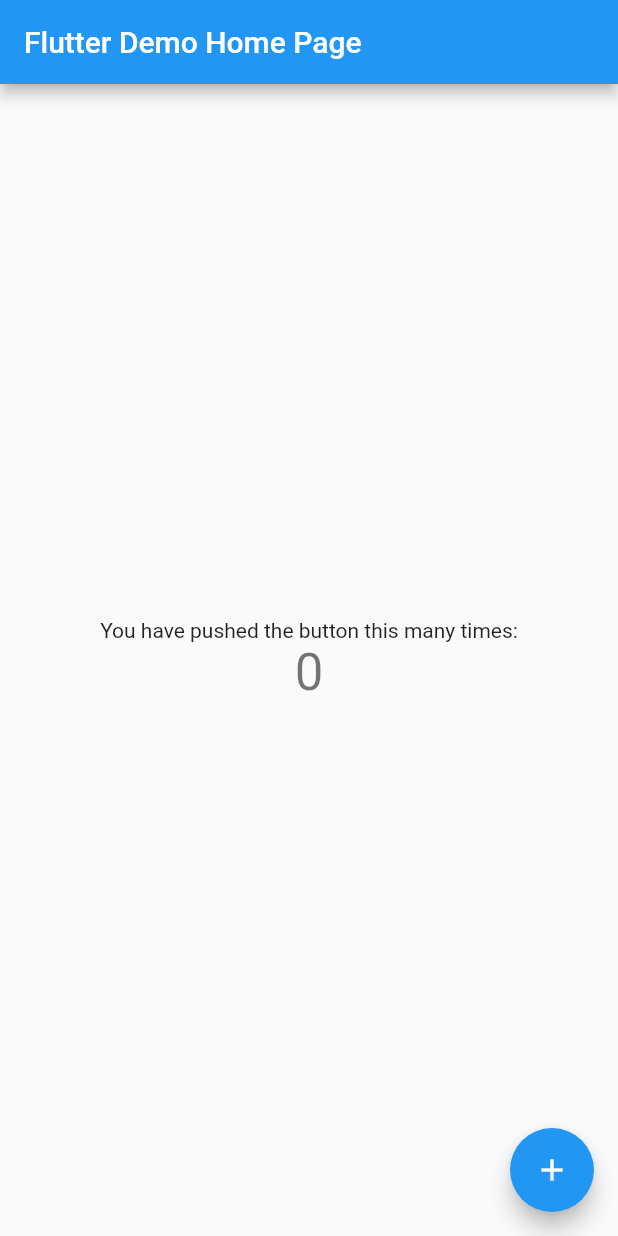
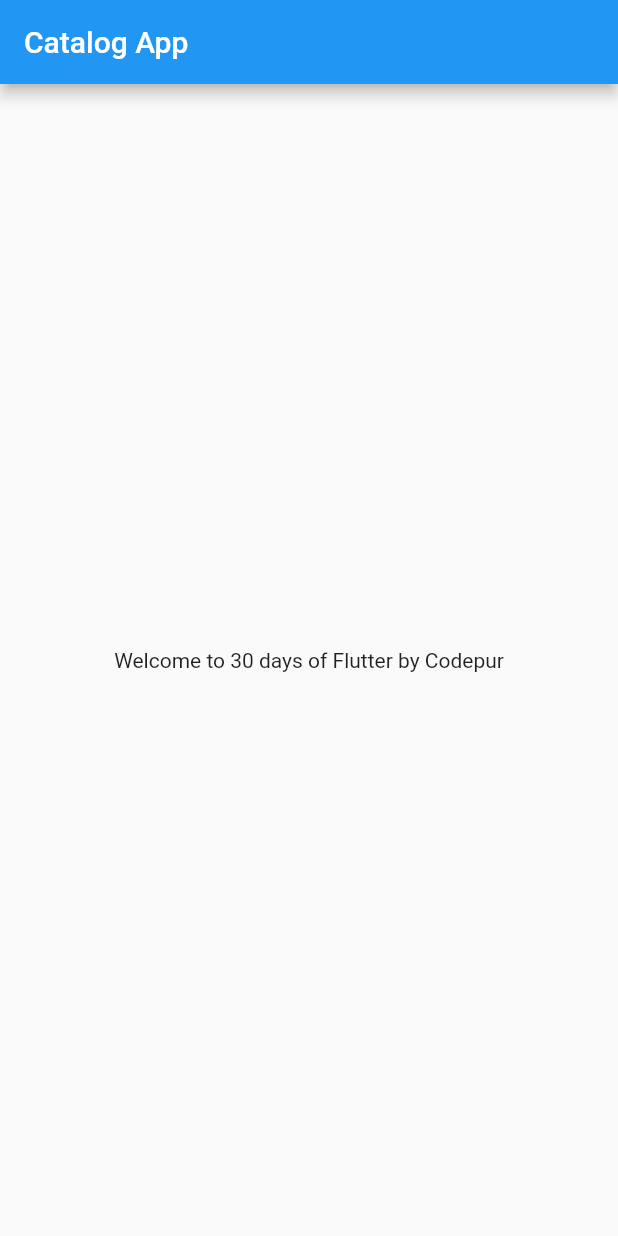
Before and after one commit to sktowsif/flutter-learing, a Flutter app: the screen it shows after launch, on a phone screen of 412 x 824 dp. Run offline on Flutter 3.47's test engine with Material 2 defaults, Android fonts, the phone set to English and light mode, and no system bars.

Commit message:
day 2 completted

```diff
--- /dev/null
+++ b/lib/home_page.dart
@@ -0,0 +1,22 @@
+import 'package:flutter/material.dart';
+
+class HomePage extends StatelessWidget {
+  const HomePage({Key? key}) : super(key: key);
+
+  final int _day = 30;
+  final String _name = 'Codepur';
+
+  @override
+  Widget build(BuildContext context) {
+    return Scaffold(
+      appBar: AppBar(
+        title: Text('Catalog App'),
+      ),
+      body: Center(
+        child: Container(
+          child: Text('Welcome to $_day days of Flutter by $_name'),
+        ),
+      ),
+    );
+  }
+}
--- a/lib/main.dart
+++ b/lib/main.dart
@@ -1,4 +1,5 @@
 import 'package:flutter/material.dart';
+import 'package:flutter_catalog/home_page.dart';
 
 void main() {
   runApp(const MyApp());
@@ -7,109 +8,120 @@ void main() {
 class MyApp extends StatelessWidget {
   const MyApp({Key? key}) : super(key: key);
 
-  // This widget is the root of your application.
   @override
   Widget build(BuildContext context) {
     return MaterialApp(
-      title: 'Flutter Demo',
-      theme: ThemeData(
-        // This is the theme of your application.
-        //
-        // Try running your application with "flutter run". You'll see the
-        // application has a blue toolbar. Then, without quitting the app, try
-        // changing the primarySwatch below to Colors.green and then invoke
-        // "hot reload" (press "r" in the console where you ran "flutter run",
-        // or simply save your changes to "hot reload" in a Flutter IDE).
-        // Notice that the counter didn't reset back to zero; the application
-        // is not restarted.
-        primarySwatch: Colors.blue,
-      ),
-      home: const MyHomePage(title: 'Flutter Demo Home Page'),
+      home: HomePage(),
     );
   }
 }
 
-class MyHomePage extends StatefulWidget {
-  const MyHomePage({Key? key, required this.title}) : super(key: key);
+// class MyApp extends StatelessWidget {
+//   const MyApp({Key? key}) : super(key: key);
 
-  // This widget is the home page of your application. It is stateful, meaning
-  // that it has a State object (defined below) that contains fields that affect
-  // how it looks.
+//   // This widget is the root of your application.
+//   @override
+//   Widget build(BuildContext context) {
+//     return MaterialApp(
+//       title: 'Flutter Demo',
+//       theme: ThemeData(
+//         // This is the theme of your application.
+//         //
+//         // Try running your application with "flutter run". You'll see the
+//         // application has a blue toolbar. Then, without quitting the app, try
+//         // changing the primarySwatch below to Colors.green and then invoke
+//         // "hot reload" (press "r" in the console where you ran "flutter run",
+//         // or simply save your changes to "hot reload" in a Flutter IDE).
+//         // Notice that the counter didn't reset back to zero; the application
+//         // is not restarted.
+//         primarySwatch: Colors.blue,
+//       ),
+//       home: const MyHomePage(title: 'Flutter Demo Home Page'),
+//     );
+//   }
+// }
 
-  // This class is the configuration for the state. It holds the values (in this
-  // case the title) provided by the parent (in this case the App widget) and
-  // used by the build method of the State. Fields in a Widget subclass are
-  // always marked "final".
+// class MyHomePage extends StatefulWidget {
+//   const MyHomePage({Key? key, required this.title}) : super(key: key);
 
-  final String title;
+//   // This widget is the home page of your application. It is stateful, meaning
+//   // that it has a State object (defined below) that contains fields that affect
+//   // how it looks.
 
-  @override
-  State<MyHomePage> createState() => _MyHomePageState();
-}
+//   // This class is the configuration for the state. It holds the values (in this
+//   // case the title) provided by the parent (in this case the App widget) and
+//   // used by the build method of the State. Fields in a Widget subclass are
+//   // always marked "final".
 
-class _MyHomePageState extends State<MyHomePage> {
-  int _counter = 0;
+//   final String title;
 
-  void _incrementCounter() {
-    setState(() {
-      // This call to setState tells the Flutter framework that something has
-      // changed in this State, which causes it to rerun the build method below
-      // so that the display can reflect the updated values. If we changed
-      // _counter without calling setState(), then the build method would not be
-      // called again, and so nothing would appear to happen.
-      _counter++;
-    });
-  }
+//   @override
+//   State<MyHomePage> createState() => _MyHomePageState();
+// }
 
-  @override
-  Widget build(BuildContext context) {
-    // This method is rerun every time setState is called, for instance as done
-    // by the _incrementCounter method above.
-    //
-    // The Flutter framework has been optimized to make rerunning build methods
-    // fast, so that you can just rebuild anything that needs updating rather
-    // than having to individually change instances of widgets.
-    return Scaffold(
-      appBar: AppBar(
-        // Here we take the value from the MyHomePage object that was created by
-        // the App.build method, and use it to set our appbar title.
-        title: Text(widget.title),
-      ),
-      body: Center(
-        // Center is a layout widget. It takes a single child and positions it
-        // in the middle of the parent.
-        child: Column(
-          // Column is also a layout widget. It takes a list of children and
-          // arranges them vertically. By default, it sizes itself to fit its
-          // children horizontally, and tries to be as tall as its parent.
-          //
-          // Invoke "debug painting" (press "p" in the console, choose the
-          // "Toggle Debug Paint" action from the Flutter Inspector in Android
-          // Studio, or the "Toggle Debug Paint" command in Visual Studio Code)
-          // to see the wireframe for each widget.
-          //
-          // Column has various properties to control how it sizes itself and
-          // how it positions its children. Here we use mainAxisAlignment to
-          // center the children vertically; the main axis here is the vertical
-          // axis because Columns are vertical (the cross axis would be
-          // horizontal).
-          mainAxisAlignment: MainAxisAlignment.center,
-          children: <Widget>[
-            const Text(
-              'You have pushed the button this many times:',
-            ),
-            Text(
-              '$_counter',
-              style: Theme.of(context).textTheme.headline4,
-            ),
-          ],
-        ),
-      ),
-      floatingActionButton: FloatingActionButton(
-        onPressed: _incrementCounter,
-        tooltip: 'Increment',
-        child: const Icon(Icons.add),
-      ), // This trailing comma makes auto-formatting nicer for build methods.
-    );
-  }
-}
+// class _MyHomePageState extends State<MyHomePage> {
+//   int _counter = 0;
+
+//   void _incrementCounter() {
+//     setState(() {
+//       // This call to setState tells the Flutter framework that something has
+//       // changed in this State, which causes it to rerun the build method below
+//       // so that the display can reflect the updated values. If we changed
+//       // _counter without calling setState(), then the build method would not be
+//       // called again, and so nothing would appear to happen.
+//       _counter++;
+//     });
+//   }
+
+//   @override
+//   Widget build(BuildContext context) {
+//     // This method is rerun every time setState is called, for instance as done
+//     // by the _incrementCounter method above.
+//     //
+//     // The Flutter framework has been optimized to make rerunning build methods
+//     // fast, so that you can just rebuild anything that needs updating rather
+//     // than having to individually change instances of widgets.
+//     return Scaffold(
+//       appBar: AppBar(
+//         // Here we take the value from the MyHomePage object that was created by
+//         // the App.build method, and use it to set our appbar title.
+//         title: Text(widget.title),
+//       ),
+//       body: Center(
+//         // Center is a layout widget. It takes a single child and positions it
+//         // in the middle of the parent.
+//         child: Column(
+//           // Column is also a layout widget. It takes a list of children and
+//           // arranges them vertically. By default, it sizes itself to fit its
+//           // children horizontally, and tries to be as tall as its parent.
+//           //
+//           // Invoke "debug painting" (press "p" in the console, choose the
+//           // "Toggle Debug Paint" action from the Flutter Inspector in Android
+//           // Studio, or the "Toggle Debug Paint" command in Visual Studio Code)
+//           // to see the wireframe for each widget.
+//           //
+//           // Column has various properties to control how it sizes itself and
+//           // how it positions its children. Here we use mainAxisAlignment to
+//           // center the children vertically; the main axis here is the vertical
+//           // axis because Columns are vertical (the cross axis would be
+//           // horizontal).
+//           mainAxisAlignment: MainAxisAlignment.center,
+//           children: <Widget>[
+//             const Text(
+//               'You have pushed the button this many times:',
+//             ),
+//             Text(
+//               '$_counter',
+//               style: Theme.of(context).textTheme.headline4,
+//             ),
+//           ],
+//         ),
+//       ),
+//       floatingActionButton: FloatingActionButton(
+//         onPressed: _incrementCounter,
+//         tooltip: 'Increment',
+//         child: const Icon(Icons.add),
+//       ), // This trailing comma makes auto-formatting nicer for build methods.
+//     );
+//   }
+// }
```
